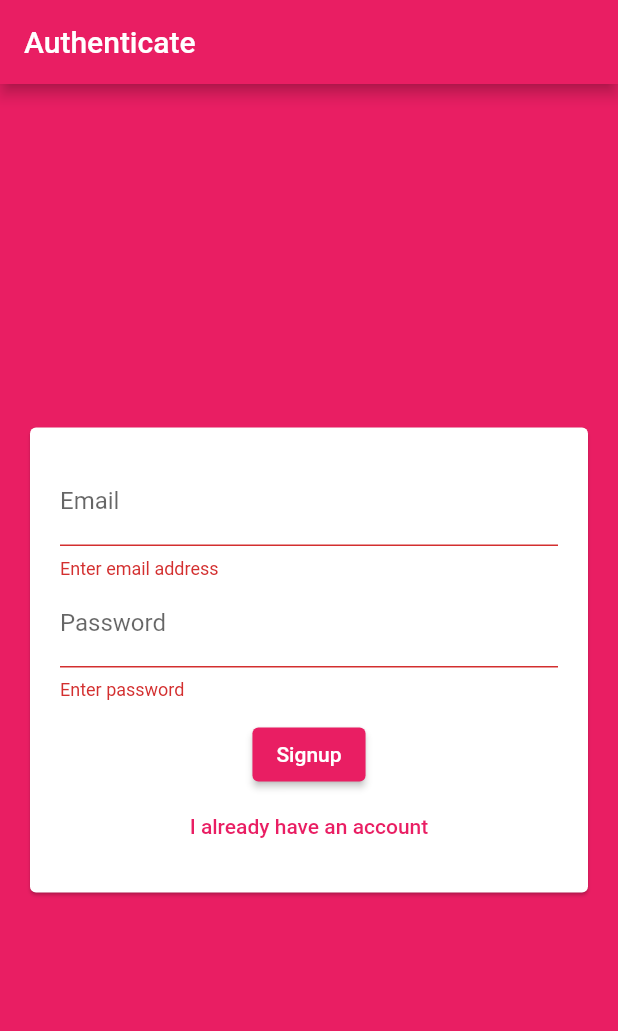
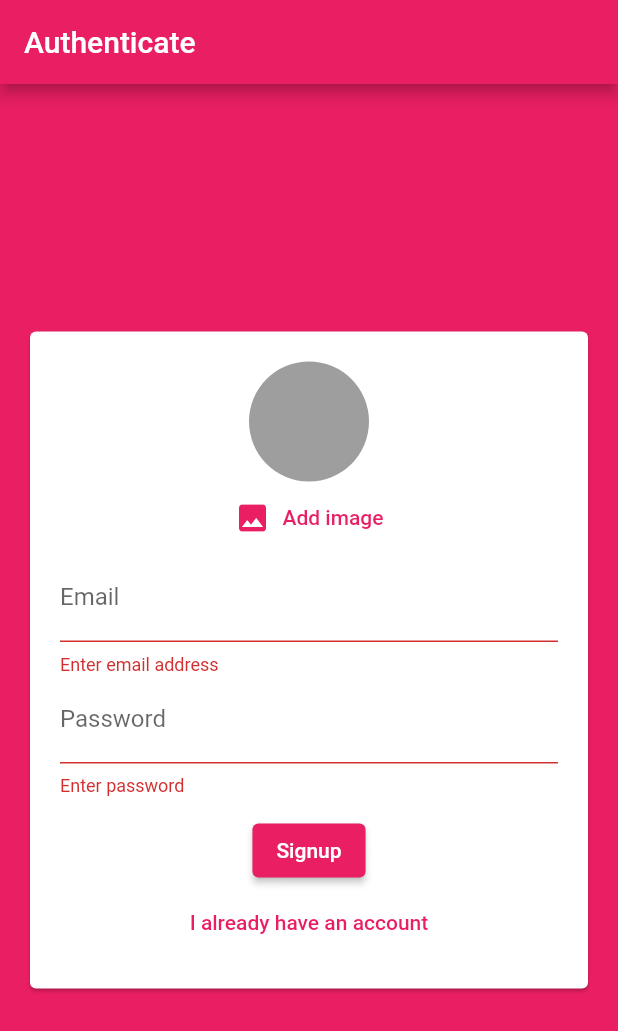
Before and after one commit to atulvinod/flutter_chat, a Flutter app: the screen it shows after launch, after a tap on "Login", after a tap on "Create New Account", on a phone screen of 412 x 824 dp. Shown: the top 1031 px of the screen. Run offline on Flutter 3.47's test engine with Material 2 defaults, Android fonts, the phone set to English and light mode, and no system bars; our stand-ins replace cloud_firestore, firebase_auth, firebase_storage, image_picker; accounts and stored records are empty.

Commit message:
Implemented profile image upload

```diff
--- a/lib/widgets/auth_form.dart
+++ b/lib/widgets/auth_form.dart
@@ -1,7 +1,11 @@
+import 'dart:io';
+
+import 'package:firebasetut/widgets/user_image_picker.dart';
 import 'package:flutter/material.dart';
 
 class AuthFormWidget extends StatefulWidget {
-  final Function(BuildContext, String, String, String, bool) submitCallback;
+  final Function(BuildContext, String, String, String, bool, File?)
+      submitCallback;
   const AuthFormWidget(this.submitCallback, {Key? key}) : super(key: key);
 
   @override
@@ -13,17 +17,26 @@ class _AuthFormWidgetState extends State<AuthFormWidget> {
   String? _userEmail = '';
   String? _userName = '';
   String? _password = '';
+  File? _userImage;
   bool _isLogin = true;
 
   _trySubmit() {
     if (!_formKey.currentState!.validate()) {
       return;
     }
+    if (_userImage == null && !_isLogin) {
+      ScaffoldMessenger.of(context)
+          .showSnackBar(SnackBar(content: Text('Please select image')));
+    }
     //To close the Soft Keyboard
     FocusScope.of(context).unfocus();
     _formKey.currentState!.save();
     widget.submitCallback(context, _userName!.trim(), _userEmail!.trim(),
-        _password!.trim(), _isLogin);
+        _password!.trim(), _isLogin, _userImage);
+  }
+
+  _pickedImage(File? file) {
+    _userImage = file;
   }
 
   @override
@@ -39,6 +52,7 @@ class _AuthFormWidgetState extends State<AuthFormWidget> {
               child: Column(
                 mainAxisSize: MainAxisSize.min,
                 children: [
+                  if (!_isLogin) UserImagePicker(_pickedImage),
                   TextFormField(
                     //To uniquely identify the formfield to correct error when the
                     // other form field is removed or added to the Form Widget
--- a/lib/widgets/chat_messages.dart
+++ b/lib/widgets/chat_messages.dart
@@ -26,7 +26,7 @@ class ChatMessages extends StatelessWidget {
                     documents[index]['username'],
                     FirebaseAuth.instance.currentUser!.uid ==
                         documents[index]['userId'],
-                    // To optimise the build of the listview builder
+                    // To optimise the build of the listview builder, we use key
                     key: ValueKey(documents[index].documentID),
                   ));
         });
--- /dev/null
+++ b/lib/widgets/user_image_picker.dart
@@ -0,0 +1,52 @@
+import 'dart:io';
+
+import 'package:flutter/material.dart';
+import 'package:image_picker/image_picker.dart';
+
+class UserImagePicker extends StatefulWidget {
+  final Function(File) imagePicked;
+  const UserImagePicker(this.imagePicked, {Key? key}) : super(key: key);
+
+  @override
+  _UserImagePickerState createState() => _UserImagePickerState();
+}
+
+class _UserImagePickerState extends State<UserImagePicker> {
+  File? _pickedImage;
+
+  _pickImage() async {
+    final pickedImage = await ImagePicker.pickImage(
+      source: ImageSource.camera,
+      imageQuality: 70,
+    );
+
+    if (pickedImage != null) {
+      setState(() {
+        _pickedImage = pickedImage;
+      });
+
+      widget.imagePicked(_pickedImage!);
+    }
+  }
+
+  @override
+  Widget build(BuildContext context) {
+    return Container(
+      child: Column(
+        children: [
+          CircleAvatar(
+            radius: 40,
+            backgroundColor: Colors.grey,
+            backgroundImage:
+                _pickedImage != null ? FileImage(_pickedImage!) : null,
+          ),
+          TextButton.icon(
+            onPressed: _pickImage,
+            icon: Icon(Icons.image),
+            label: Text('Add image'),
+          ),
+        ],
+      ),
+    );
+  }
+}
--- a/pubspec.yaml
+++ b/pubspec.yaml
@@ -24,8 +24,10 @@ dependencies:
   cloud_firestore: ^2.5.3
   cupertino_icons: ^1.0.2
   firebase_auth: ^3.1.1
+  firebase_storage: ^10.0.3
   flutter:
     sdk: flutter
+  image_picker: ^0.6.0+9
 
 dev_dependencies:
   flutter_test:
```
Also changed, not shown: lib/screens/auth_screen.dart (+26 -3 lines), pubspec.lock.
